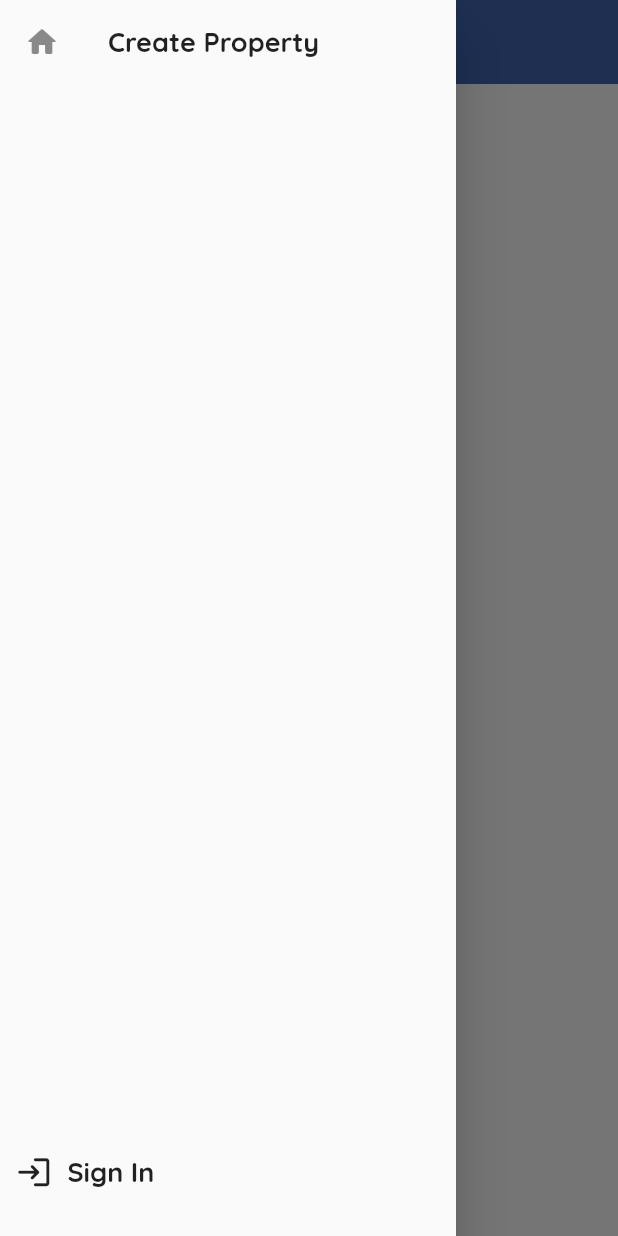
After one commit to rushitbaldha/Lebech_Property_New_Project, a Flutter app: the BuilderHomeScreen screen opened directly, with the side drawer open, on a phone screen of 412 x 824 dp. The commit adds this screen. Run offline on Flutter 3.47's test engine with Material 2 defaults, Android fonts, the phone set to English and light mode, and no system bars; our stand-ins replace carousel_slider, flutter_html, flutter_typeahead, fluttertoast, get, image_picker and 2 more; missing offline and left inert: razorpay_flutter; accounts and stored records are empty; network calls fail.

Commit message:
Builder Side
- Login with api
- Register with api
- Builder Home Screen with api

```diff
--- /dev/null
+++ b/lebech_property/lib/builder/controllers/builder_drawer_controller/builder_drawer_controller.dart
@@ -0,0 +1,51 @@
+import 'dart:developer';
+
+import 'package:get/get.dart';
+import 'package:lebech_property/buyer/screens/sign_in_screen/sign_in_screen.dart';
+import 'package:lebech_property/common/sharedpreference_data/sharedpreference_data.dart';
+import 'package:lebech_property/common/user_details/user_details.dart';
+import 'package:shared_preferences/shared_preferences.dart';
+
+class BuilderDrawerController extends GetxController {
+  RxBool isLoading = false.obs;
+  RxBool isSuccessStatus = false.obs;
+  RxBool isLoggedIn = false.obs;
+  SharedPreferenceData sharedPreferenceData = SharedPreferenceData();
+
+
+  getUserLoggedIn() {
+    log("calling getUserLoggedIn Function");
+    isLoading(true);
+    isLoggedIn = UserDetails.userLoggedIn.obs;
+    log("isLoggedIn : $isLoggedIn");
+    loadUI();
+    isLoading(false);
+
+  }
+
+  userLoggedOutFunction() async {
+    SharedPreferences prefs = await SharedPreferences.getInstance();
+    prefs.setBool(sharedPreferenceData.isUserLoggedInKey, false);
+    prefs.setString(sharedPreferenceData.userTokenKey, "");
+    prefs.setString(sharedPreferenceData.currentCityKey, "");
+
+    UserDetails.userLoggedIn = prefs.getBool(sharedPreferenceData.isUserLoggedInKey) ?? false;
+    UserDetails.userToken = prefs.getString(sharedPreferenceData.userTokenKey) ?? "";
+    UserDetails.userCity = prefs.getString(sharedPreferenceData.currentCityKey) ?? "";
+
+    Get.offAll(()=> SignInScreen());
+  }
+
+  @override
+  void onInit() {
+    getUserLoggedIn();
+    super.onInit();
+  }
+
+
+  loadUI() {
+    isLoading(true);
+    isLoading(false);
+  }
+
+}
--- /dev/null
+++ b/lebech_property/lib/builder/controllers/builder_home_screen_controller/builder_home_screen_controller.dart
@@ -0,0 +1,55 @@
+import 'dart:convert';
+import 'dart:developer';
+import 'package:http/http.dart' as http;
+import 'package:get/get.dart';
+import 'package:lebech_property/common/constants/api_header.dart';
+import 'package:lebech_property/common/constants/api_url.dart';
+import 'package:lebech_property/seller/models/seller_home_screen_models/property_list_model.dart';
+
+class BuilderHomeScreenController extends GetxController {
+  RxBool isLoading = false.obs;
+  RxBool isSuccessStatus = false.obs;
+
+  ApiHeader apiHeader = ApiHeader();
+  List<SellerPropertyDatum> builderPropertyList = [];
+
+
+
+
+  /// Get Seller All Property
+  Future<void> getSellerAllPropertyFunction() async {
+    isLoading(true);
+    String url = ApiUrl.getBuilderAllPropertyApi;
+    log("Get All Property Api Url : $url");
+
+    try {
+      http.Response response = await http.post(Uri.parse(url), headers: apiHeader.sellerHeader);
+      // log("response : ${response.body}");
+
+      PropertyListModule propertyListModule = PropertyListModule.fromJson(json.decode(response.body));
+      isSuccessStatus = propertyListModule.status.obs;
+      log("isSuccessStatus : $isSuccessStatus");
+
+      if(isSuccessStatus.value) {
+        builderPropertyList.clear();
+        builderPropertyList.addAll(propertyListModule.data.data);
+        log("sellerPropertyList : ${builderPropertyList.length}");
+      } else {
+        log("Get All Property Else Else");
+      }
+
+    } catch(e) {
+      log("Get All Property Error ::: $e");
+    } finally {
+      isLoading(false);
+    }
+  }
+
+  @override
+  void onInit() {
+    getSellerAllPropertyFunction();
+    super.onInit();
+  }
+
+
+}
--- /dev/null
+++ b/lebech_property/lib/builder/screens/builder_home_screen/builder_home_screen.dart
@@ -0,0 +1,32 @@
+import 'package:flutter/material.dart';
+import 'package:get/get.dart';
+import 'package:lebech_property/builder/controllers/builder_home_screen_controller/builder_home_screen_controller.dart';
+import 'package:lebech_property/common/common_widgets.dart';
+import 'package:lebech_property/common/custom_drawer/builder_drawer/builder_drawer.dart';
+
+import 'builder_home_screen_widgets.dart';
+
+class BuilderHomeScreen extends StatelessWidget {
+  BuilderHomeScreen({Key? key}) : super(key: key);
+  final builderHomeScreenController = Get.put(BuilderHomeScreenController());
+
+  @override
+  Widget build(BuildContext context) {
+    return Scaffold(
+      backgroundColor: Colors.white,
+      appBar: AppBar(
+        title: const Text('Lebech Property'),
+      ),
+      drawer: BuilderDrawer(),
+
+
+      body: Obx(() => builderHomeScreenController.isLoading.value
+          ? const CustomCircularProgressIndicatorModule()
+          : builderHomeScreenController.builderPropertyList.isEmpty
+          ? const Center(child: Text("No Data Available"))
+          : BuilderPropertyListModule(),
+      ),
+
+    );
+  }
+}
--- a/lebech_property/lib/common/constants/api_url.dart
+++ b/lebech_property/lib/common/constants/api_url.dart
@@ -31,4 +31,9 @@ class ApiUrl {
   static const String getSellerAllPropertyApi = apiMainPath + "seller/list_property";
   static const String addPropertyImagesApi = apiMainPath + "seller/add_image";
 
+
+  /// Builder
+  static const String builderLoginApi = apiMainPath + "builder/login";
+  static const String builderRegisterApi = apiMainPath + "builder/register";
+  static const String getBuilderAllPropertyApi = apiMainPath + "builder/list_property";
 }
--- a/lebech_property/lib/common/constants/enums.dart
+++ b/lebech_property/lib/common/constants/enums.dart
@@ -11,7 +11,7 @@ enum ApplicationType {
   buyer,
   seller,
   broker,
-  propertySeller
+  builder
 }
 
 enum PropertyAvailability {
--- /dev/null
+++ b/lebech_property/lib/common/custom_drawer/builder_drawer/builder_drawer.dart
@@ -0,0 +1,121 @@
+import 'package:flutter/material.dart';
+import 'package:get/get.dart';
+import 'package:lebech_property/builder/controllers/builder_drawer_controller/builder_drawer_controller.dart';
+import 'package:lebech_property/buyer/screens/sign_in_screen/sign_in_screen.dart';
+import 'package:lebech_property/common/common_widgets.dart';
+import 'package:lebech_property/common/extension_methods/extension_methods.dart';
+
+class BuilderDrawer extends StatelessWidget {
+  BuilderDrawer({Key? key}) : super(key: key);
+  final builderDrawerController = Get.put(BuilderDrawerController());
+
+  @override
+  Widget build(BuildContext context) {
+    return Obx(
+          () => builderDrawerController.isLoading.value
+          ? const CustomCircularProgressIndicatorModule()
+          : Drawer(
+        child: SafeArea(
+          child: Column(
+            children: [
+              Expanded(
+                child: Column(
+                  children: [
+                    // homeModule(),
+                    // profileModule(),
+                    createPropertyModule(),
+                    // propertyListModule(),
+                  ],
+                ),
+              ),
+
+              const SizedBox(height: 20),
+              builderDrawerController.isLoggedIn.value
+                  ? signOutButton()
+                  : signInButton(),
+              const SizedBox(height: 20),
+
+            ],
+          ),
+        ),
+      ),
+    );
+  }
+
+  Widget createPropertyModule() {
+    return ListTile(
+      onTap: () {
+        Get.back();
+        // Get.to(()=> BuilderCreatePropertyScreen(), transition: Transition.leftToRight);
+      },
+      leading: const Icon(Icons.home_rounded),
+      title: const Text(
+        "Create Property",
+        textAlign: TextAlign.start,
+        style: TextStyle(
+          fontWeight: FontWeight.bold,
+          fontSize: 18,
+        ),
+      ),
+    );
+  }
+
+
+
+  Widget signInButton() {
+    return GestureDetector(
+      onTap: () {
+        Get.back();
+        Get.to(
+              () => SignInScreen(),
+          transition: Transition.leftToRight,
+        );
+      },
+      child: Obx(
+            () => builderDrawerController.isLoading.value
+            ? const CustomCircularProgressIndicatorModule()
+            : Row(
+          children: const [
+            Icon(Icons.login_rounded, size: 25),
+            SizedBox(width: 10),
+            Text(
+              "Sign In",
+              style: TextStyle(
+                fontWeight: FontWeight.bold,
+                fontSize: 18,
+              ),
+            ),
+          ],
+        ).commonAllSidePadding(padding: 10),
+      ),
+    );
+  }
+
+  Widget signOutButton() {
+    return GestureDetector(
+      onTap: () {
+        builderDrawerController.userLoggedOutFunction();
+      },
+      child: Obx(
+            () => builderDrawerController.isLoading.value
+            ? const CustomCircularProgressIndicatorModule()
+            : Row(
+          children: const [
+            Icon(Icons.logout_rounded, size: 25),
+            SizedBox(width: 10),
+            Text(
+              "Sign Out",
+              style: TextStyle(
+                fontWeight: FontWeight.bold,
+                fontSize: 18,
+              ),
+            ),
+          ],
+        ).commonAllSidePadding(padding: 10),
+      ),
+    );
+  }
+
+
+
+}
```
Also changed, not shown: lebech_property/lib/builder/screens/builder_home_screen/builder_home_screen_widgets.dart (added, +269 -0 lines), lebech_property/lib/buyer/controllers/sign_in_screen_controller/sign_in_screen_controller.dart (+5 -4 lines), lebech_property/lib/buyer/controllers/sign_up_screen_controller/sign_up_screen_controller.dart (+5 -4 lines), lebech_property/lib/buyer/controllers/splash_screen_controller/splash_screen_controller.dart (+7 -2 lines), lebech_property/lib/common/custom_drawer/seller_drawer/seller_drawer.dart (+6 -6 lines), lebech_property/lib/common_ui/screens/select_application_type_screen/select_application_type_screen.dart (+8 -8 lines).
